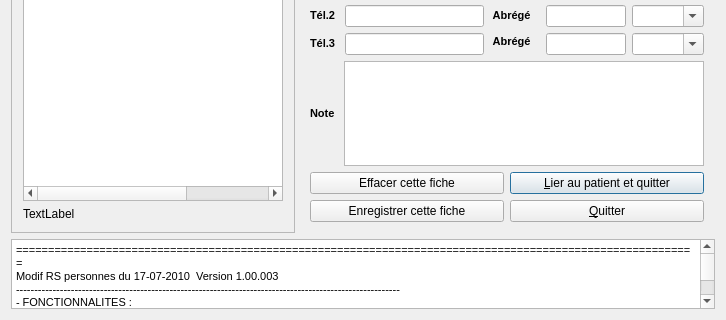
First picture: the form in Programmes/personnes/src/Dlg_personnes.ui, repository leo-naeka/medintux, before the edit; both pictures show x 0 to 726 and y 343 to 663 of the 726 by 663 pixel window.
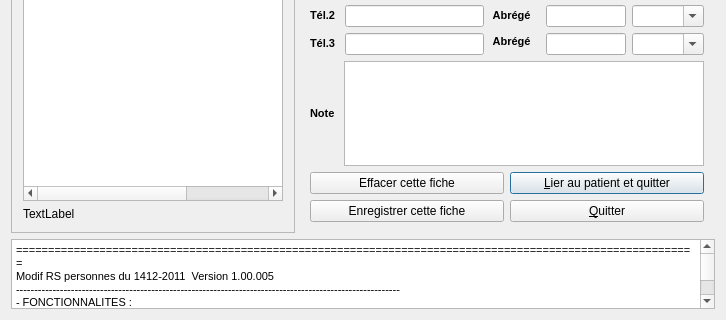
Second picture: the form after the edit. Custom widgets are drawn as their Qt base class.

Commit message:
CORRECTION DES REGRESSIONS DE CODE
personnes V-1.00.005
  mise en avant plan correcte sous Mac
  intégration de code_postal dans DataBase.cfg
  internationalisation

Apropos V-2.14.005
  mise en avant plan correcte sous Mac
  remise en place de la gestion des liens html sous Mac

ccam_view V-2.14.003
  mise en avant plan correcte sous Mac
  correction du bug  lors passage onglet dico

Manager V-2.14.021
  Appel en avant plan des différents modules lors appel

```diff
--- a/Programmes/personnes/src/Dlg_personnes.ui
+++ b/Programmes/personnes/src/Dlg_personnes.ui
@@ -763,6 +763,13 @@
 &lt;table border=&quot;0&quot; style=&quot;-qt-table-type: root; margin-top:4px; margin-bottom:4px; margin-left:4px; margin-right:4px;&quot;&gt;
 &lt;tr&gt;
 &lt;td style=&quot;border: none;&quot;&gt;
+&lt;p style=&quot; margin-top:0px; margin-bottom:0px; margin-left:0px; margin-right:0px; -qt-block-indent:0; text-indent:0px;&quot;&gt;&lt;span style=&quot; font-family:'MS Shell Dlg 2'; font-size:8pt;&quot;&gt;========================================================================================================== &lt;br /&gt;Modif RS personnes du 1412-2011  Version 1.00.005&lt;br /&gt;--------------------------------------------------------------------------------------------------------- &lt;br /&gt;- FONCTIONNALITES : &lt;/span&gt;&lt;/p&gt;
+&lt;p style=&quot; margin-top:0px; margin-bottom:0px; margin-left:0px; margin-right:0px; -qt-block-indent:0; text-indent:0px;&quot;&gt;&lt;span style=&quot; font-family:'MS Shell Dlg 2'; font-size:8pt;&quot;&gt;    - Correction regression de code sur mise en avant plan&lt;/span&gt;&lt;/p&gt;
+&lt;p style=&quot; margin-top:0px; margin-bottom:0px; margin-left:0px; margin-right:0px; -qt-block-indent:0; text-indent:0px;&quot;&gt;&lt;span style=&quot; font-family:'MS Shell Dlg 2'; font-size:8pt;&quot;&gt;    - Ajout des éléments permettant l'internationalisation&lt;/span&gt;&lt;/p&gt;
+&lt;p style=&quot; margin-top:0px; margin-bottom:0px; margin-left:0px; margin-right:0px; -qt-block-indent:0; text-indent:0px;&quot;&gt;&lt;span style=&quot; font-family:'MS Shell Dlg 2'; font-size:8pt;&quot;&gt;    - Les références aux codes postaux ne sont plus en dur mais dans DataBase.cfg&lt;/span&gt;&lt;/p&gt;
+&lt;p style=&quot; margin-top:0px; margin-bottom:0px; margin-left:0px; margin-right:0px; -qt-block-indent:0; text-indent:0px;&quot;&gt;&lt;span style=&quot; font-family:'MS Shell Dlg 2'; font-size:8pt;&quot;&gt;========================================================================================================== &lt;br /&gt;Modif RS personnes du 25-03-2011  Version 1.00.004&lt;br /&gt;--------------------------------------------------------------------------------------------------------- &lt;br /&gt;- FONCTIONNALITES : &lt;/span&gt;&lt;/p&gt;
+&lt;p style=&quot; margin-top:0px; margin-bottom:0px; margin-left:0px; margin-right:0px; -qt-block-indent:0; text-indent:0px;&quot;&gt;&lt;span style=&quot; font-family:'MS Shell Dlg 2'; font-size:8pt;&quot;&gt;    - Mise en avant plan lors appel par programme (utile pour le Mac)&lt;/span&gt;&lt;/p&gt;
+&lt;p style=&quot;-qt-paragraph-type:empty; margin-top:0px; margin-bottom:0px; margin-left:0px; margin-right:0px; -qt-block-indent:0; text-indent:0px; font-family:'MS Shell Dlg 2'; font-size:8pt;&quot;&gt;&lt;/p&gt;
 &lt;p style=&quot; margin-top:0px; margin-bottom:0px; margin-left:0px; margin-right:0px; -qt-block-indent:0; text-indent:0px;&quot;&gt;&lt;span style=&quot; font-family:'MS Shell Dlg 2'; font-size:8pt;&quot;&gt;========================================================================================================== &lt;br /&gt;Modif RS personnes du 17-07-2010  Version 1.00.003&lt;br /&gt;--------------------------------------------------------------------------------------------------------- &lt;br /&gt;- FONCTIONNALITES : &lt;/span&gt;&lt;/p&gt;
 &lt;p style=&quot; margin-top:0px; margin-bottom:0px; margin-left:0px; margin-right:0px; -qt-block-indent:0; text-indent:0px;&quot;&gt;&lt;span style=&quot; font-family:'MS Shell Dlg 2'; font-size:8pt;&quot;&gt;    - Enregistrement de la postion splitter et fenêtre&lt;/span&gt;&lt;/p&gt;
 &lt;p style=&quot;-qt-paragraph-type:empty; margin-top:0px; margin-bottom:0px; margin-left:0px; margin-right:0px; -qt-block-indent:0; text-indent:0px; font-family:'MS Shell Dlg 2'; font-size:8pt;&quot;&gt;&lt;/p&gt;
```
The commit also changes 13 other files.
